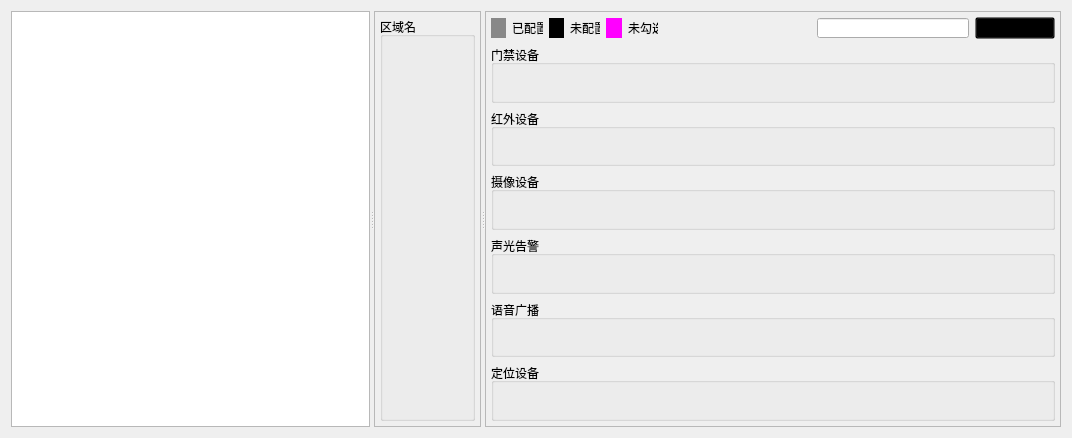
Qt form servicemanage.ui (YongGuangLi/DeviceManage) before a commit.
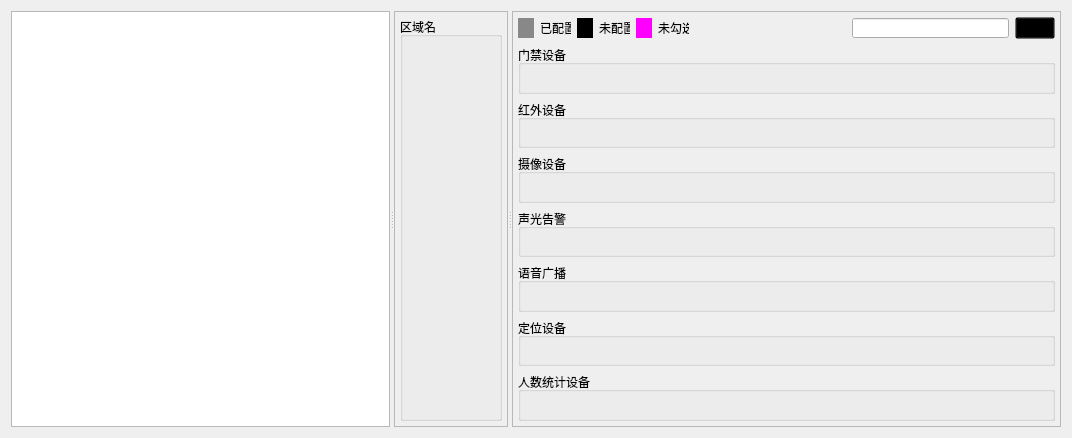
The same form after that commit. Icons and pictures are not drawn.

Diff of the .ui file:
```diff
--- a/servicemanage.ui
+++ b/servicemanage.ui
@@ -48,7 +48,7 @@
         <rect>
          <x>0</x>
          <y>0</y>
-         <width>106</width>
+         <width>99</width>
          <height>418</height>
         </rect>
        </property>
@@ -75,7 +75,7 @@
         <rect>
          <x>0</x>
          <y>0</y>
-         <width>542</width>
+         <width>569</width>
          <height>418</height>
         </rect>
        </property>
@@ -346,7 +346,7 @@
  background: transparent;</string>
             </property>
             <property name="text">
-             <string> </string>
+             <string/>
             </property>
            </widget>
           </item>
@@ -409,6 +409,25 @@
           </property>
          </widget>
         </item>
+        <item row="10" column="0">
+         <widget class="QGroupBox" name="groupBox_Counting">
+          <property name="sizePolicy">
+           <sizepolicy hsizetype="Expanding" vsizetype="Expanding">
+            <horstretch>0</horstretch>
+            <verstretch>0</verstretch>
+           </sizepolicy>
+          </property>
+          <property name="minimumSize">
+           <size>
+            <width>0</width>
+            <height>0</height>
+           </size>
+          </property>
+          <property name="title">
+           <string>人数统计设备</string>
+          </property>
+         </widget>
+        </item>
        </layout>
       </widget>
      </widget>
```
Left out of the diff: 114 changed lines with no effect on the pictures.
